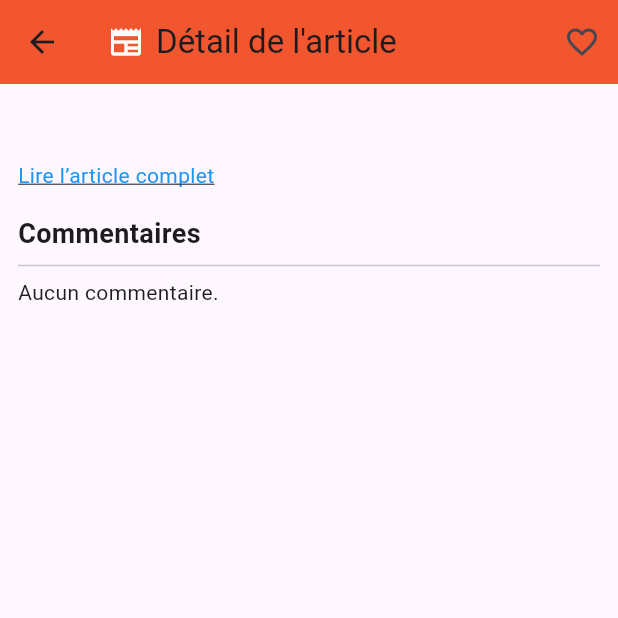
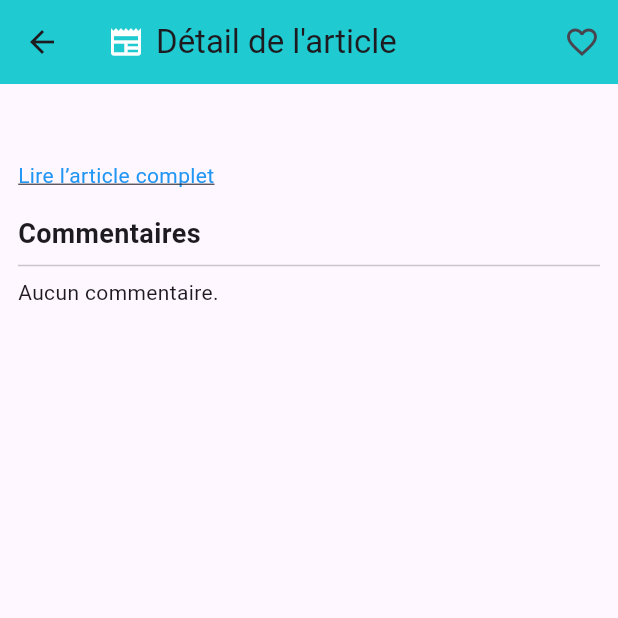
Before and after one commit to saloum45/flutter_news_app, a Flutter app: the ArticleDetailScreen screen opened directly with empty values, on a phone screen of 412 x 824 dp, the top half of it. Run offline on Flutter 3.47's test engine with Material 3 defaults, Android fonts, the phone set to English and light mode, and no system bars; our stand-ins replace sqflite; accounts and stored records are empty; network calls fail.

Commit message:
in progress

```diff
--- a/lib/screens/article_detail_screen.dart
+++ b/lib/screens/article_detail_screen.dart
@@ -68,22 +68,6 @@ class _ArticleDetailScreenState extends State<ArticleDetailScreen> {
     final article = widget.article;
 
     return Scaffold(
-      // appBar: AppBar(
-      //   title: const Text('Détail de l\'article'),
-      //   actions: [
-          // IconButton(
-          //   icon: Icon(
-          //     isFavorite ? Icons.favorite : Icons.favorite_border,
-          //     color: isFavorite ? Colors.red : null,
-          //   ),
-          //   onPressed: () async {
-          //     await FavoriteService.toggleFavorite(article);
-          //     final fav = await FavoriteService.isFavorite(article);
-          //     setState(() => isFavorite = fav);
-          //   },
-          // )
-      //   ],
-      // ),
        appBar: AppBar(
         title: Row(
           children: const [
@@ -106,7 +90,7 @@ class _ArticleDetailScreenState extends State<ArticleDetailScreen> {
           )
         ],
         elevation: 4,
-        backgroundColor: Colors.deepOrange,
+        backgroundColor: const Color.fromARGB(255, 24, 214, 214),
       ),
       body: SingleChildScrollView(
         padding: const EdgeInsets.all(12),
--- a/lib/screens/home_screen.dart
+++ b/lib/screens/home_screen.dart
@@ -45,7 +45,7 @@ class _HomeScreenState extends State<HomeScreen> {
           )
         ],
         elevation: 4,
-        backgroundColor: Colors.deepOrange,
+        backgroundColor: const Color.fromARGB(255, 24, 214, 214),
       ),
       body: articleProvider.isLoading
           ? const Center(child: CircularProgressIndicator())
```
